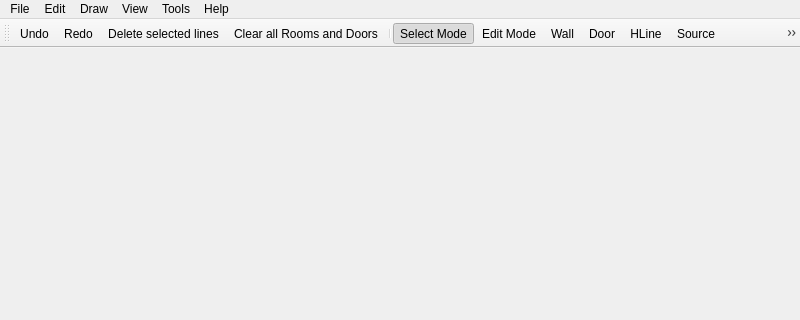
This is forms/mainwindow.ui in JuPedSim/jpseditor as Qt 5 draws it before an edit; both pictures show x 0 to 800 and y 0 to 320 of the 800 by 600 pixel window. The edited form follows.
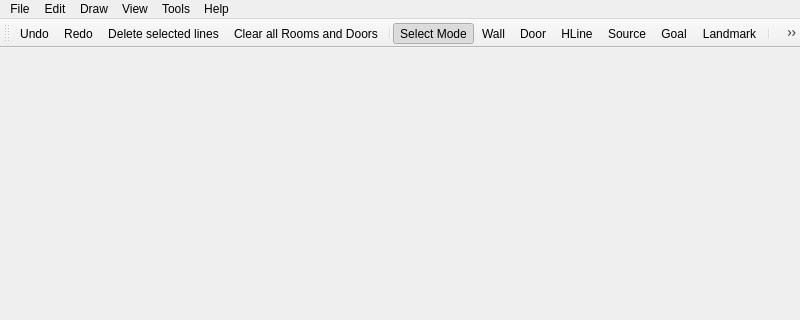
This is the edited form. Icons and pictures are not drawn.

Commit message: Add JPSGoal Class - #109 Goals and Sources

The edit to the form file:
```diff
--- a/forms/mainwindow.ui
+++ b/forms/mainwindow.ui
@@ -127,11 +127,11 @@
    <addaction name="actionClear_all_Rooms_and_Doors"/>
    <addaction name="separator"/>
    <addaction name="actionSelect_Mode"/>
-   <addaction name="actionEditMode"/>
    <addaction name="actionWall"/>
    <addaction name="actionDoor"/>
    <addaction name="actionHLine"/>
    <addaction name="actionSource"/>
+   <addaction name="actionGoal"/>
    <addaction name="actionLandmark"/>
    <addaction name="separator"/>
    <addaction name="actiongridmode"/>
@@ -783,6 +783,18 @@
     <string>Edit Mode</string>
    </property>
   </action>
+  <action name="actionGoal">
+   <property name="checkable">
+    <bool>true</bool>
+   </property>
+   <property name="icon">
+    <iconset resource="../Resources/resources.qrc">
+     <normaloff>:/inAppIcons/Icons/goal.png</normaloff>:/inAppIcons/Icons/goal.png</iconset>
+   </property>
+   <property name="text">
+    <string>Goal</string>
+   </property>
+  </action>
  </widget>
  <resources>
   <include location="../Resources/resources.qrc"/>
```
Left out of the diff: 1 changed line with no effect on the pictures. The commit also changes 12 other files.
